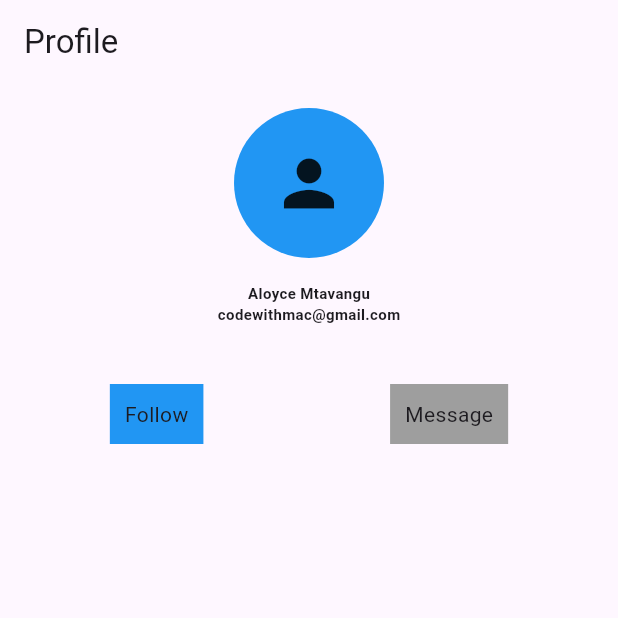
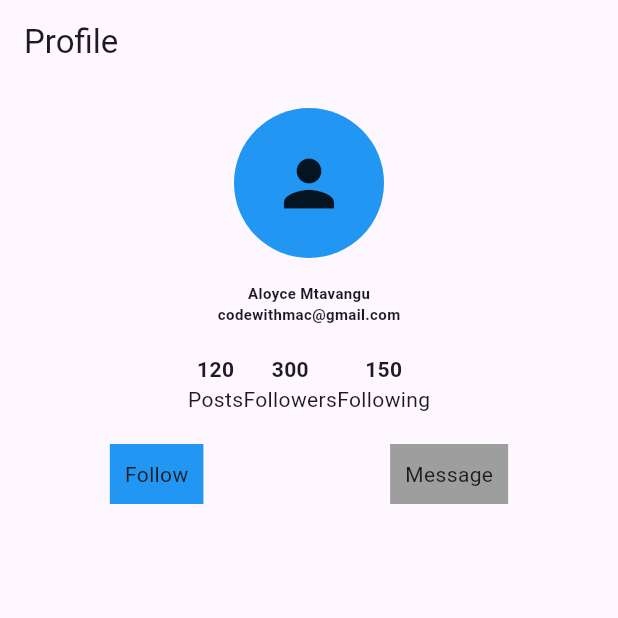
Before and after one commit to alobit21/Flutter_From_scratch, a Flutter app: the screen it shows after launch, on a phone screen of 412 x 824 dp, the top half of it. Run offline on Flutter 3.47's test engine with Material 3 defaults, Android fonts, the phone set to English and light mode, and no system bars.

Commit message:
statsItems

```diff
--- a/rows_columns/lib/screens/profile_screen.dart
+++ b/rows_columns/lib/screens/profile_screen.dart
@@ -1,7 +1,7 @@
 import 'package:flutter/material.dart';
 import '../widgets/profile_image.dart';
 import '../widgets/profile_info.dart';
-// import '../widgets/stats_row.dart';
+import '../widgets/stats_row.dart';
 import '../widgets/action_buttons.dart';
 
 class ProfileScreen extends StatelessWidget {
@@ -18,7 +18,7 @@ class ProfileScreen extends StatelessWidget {
             SizedBox(height: 16),
             ProfileInfo(),
             SizedBox(height: 20),
-            // StatsRow(),
+            StatsRow(),
             SizedBox(height: 20),
             ActionButtons(),
           ],
--- a/rows_columns/lib/widgets/stats_row.dart
+++ b/rows_columns/lib/widgets/stats_row.dart
@@ -0,0 +1,29 @@
+import 'package:flutter/material.dart';
+
+class StatsRow extends StatelessWidget {
+  @override
+  Widget build(BuildContext context) {
+    return Row(
+      mainAxisAlignment: MainAxisAlignment.center,
+
+      children: [
+
+
+        statItem("120", "Posts"),
+
+        statItem("300", "Followers"),
+
+        statItem("150", "Following"),
+      ],
+    );
+  }
+
+  Widget statItem(String number, String label) {
+    return Column(
+      children: [
+        Text(number, style: TextStyle(fontWeight: FontWeight.bold)),
+        Text(label),
+      ],
+    );
+  }
+}
```
